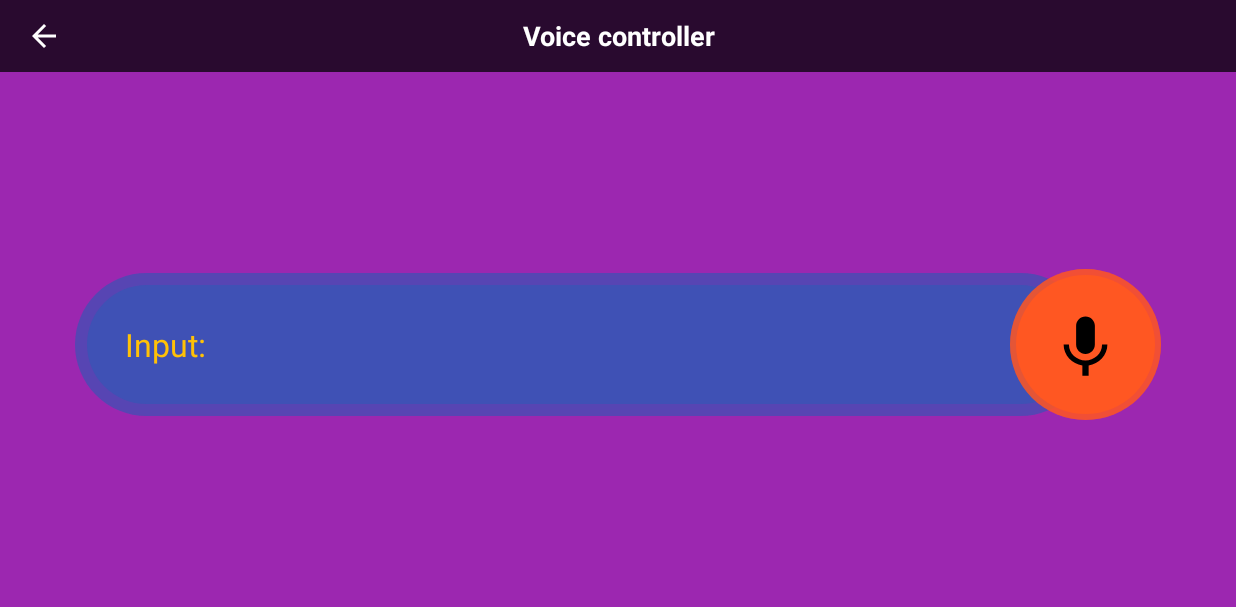
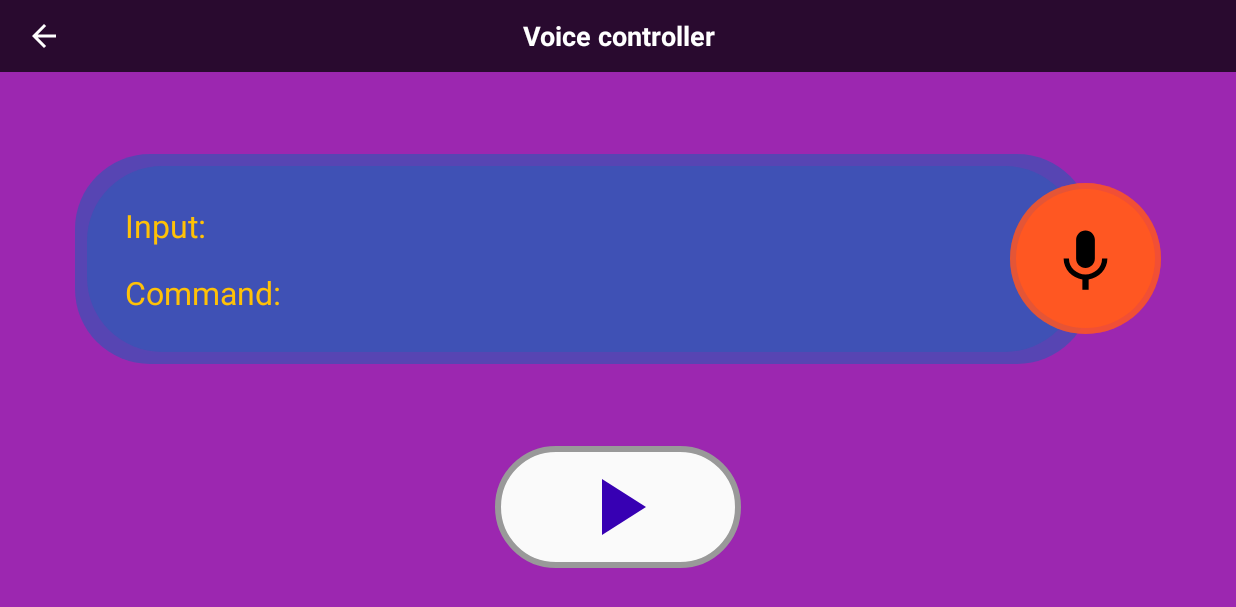
Before and after one commit to duy07t1k23cht/robo-control, an Android app: the VoiceControlActivity screen opened directly, with no data from a screen before it, on a phone screen of 824 x 412 dp (held sideways). Shown: the top 607 px of the screen. Run offline under Robolectric (Android 15) with nearby library versions, the phone set to English and light mode, and no system bars.

Commit message:
send message by voice

```diff
--- a/app/src/main/java/com/example/robocontrol/ui/voicecontrol/VoiceControlActivity.java
+++ b/app/src/main/java/com/example/robocontrol/ui/voicecontrol/VoiceControlActivity.java
@@ -7,6 +7,7 @@ import android.os.Bundle;
 import android.speech.RecognizerIntent;
 import android.view.View;
 import android.widget.CompoundButton;
+import android.widget.ImageButton;
 import android.widget.ImageView;
 import android.widget.TextView;
 import android.widget.ToggleButton;
@@ -26,7 +27,8 @@ public class VoiceControlActivity extends BaseActivity<VoiceControlPresenter> im
 
     private ImageView ivBack, ivListen, ivRms;
     private ToggleButton toggleSpeak;
-    private TextView tvInput;
+    private ImageButton btnExecuteCommand;
+    private TextView tvInput, tvCommand;
 
     @Override
     protected int getLayoutID() {
@@ -44,13 +46,16 @@ public class VoiceControlActivity extends BaseActivity<VoiceControlPresenter> im
         ivListen = findViewById(R.id.iv_listen);
         ivRms = findViewById(R.id.iv_rms);
         toggleSpeak = findViewById(R.id.toggle_speak);
+        btnExecuteCommand = findViewById(R.id.btn_execute_command);
         tvInput = findViewById(R.id.tv_input);
+        tvCommand = findViewById(R.id.tv_command);
     }
 
     @Override
     public void implementClickListener() {
         ivBack.setOnClickListener(this);
         toggleSpeak.setOnCheckedChangeListener(this);
+        btnExecuteCommand.setOnClickListener(this);
     }
 
     @Override
@@ -76,23 +81,6 @@ public class VoiceControlActivity extends BaseActivity<VoiceControlPresenter> im
     }
 
     @Override
-    protected void onActivityResult(int requestCode, int resultCode, @Nullable Intent data) {
-        super.onActivityResult(requestCode, resultCode, data);
-
-        switch (requestCode) {
-            case VoiceControlContract.REQUEST_SPEECH_INPUT:
-                if (resultCode == RESULT_OK && data != null) {
-                    ArrayList<String> result = data.getStringArrayListExtra(RecognizerIntent.EXTRA_RESULTS);
-                    if (result != null)
-                        displaySpeechText(result.get(0));
-                    else
-                        displaySpeechText("Null result");
-                }
-                break;
-        }
-    }
-
-    @Override
     public void showMessage(String message) {
         toast(this, message);
     }
@@ -100,6 +88,11 @@ public class VoiceControlActivity extends BaseActivity<VoiceControlPresenter> im
     @Override
     public void displaySpeechText(String text) {
         tvInput.setText(text);
+    }
+
+    @Override
+    public void displayCommand(String command) {
+        tvCommand.setText(command);
     }
 
     @Override
@@ -150,6 +143,11 @@ public class VoiceControlActivity extends BaseActivity<VoiceControlPresenter> im
             case R.id.iv_listen:
                 checkRecordPermission();
                 break;
+
+            // Button execute command
+            case R.id.btn_execute_command:
+                mPresenter.executeCommand();
+                break;
         }
     }
 
--- a/app/src/main/java/com/example/robocontrol/ui/voicecontrol/VoiceControlContract.java
+++ b/app/src/main/java/com/example/robocontrol/ui/voicecontrol/VoiceControlContract.java
@@ -11,7 +11,6 @@ import com.example.robocontrol.base.BaseView;
 public class VoiceControlContract {
 
     public final static int REQUEST_RECORD_PERMISSION = 123;
-    public final static int REQUEST_SPEECH_INPUT = 124;
 
     interface View extends BaseView {
         void checkRecordPermission();
@@ -19,6 +18,8 @@ public class VoiceControlContract {
         void showMessage(String message);
 
         void displaySpeechText(String text);
+
+        void displayCommand(String command);
 
         void toggleListening(boolean isListening);
 
@@ -35,5 +36,7 @@ public class VoiceControlContract {
 
         void releaseSpeechRecognizer();
 
+        void executeCommand();
+
     }
 }
--- a/app/src/main/java/com/example/robocontrol/utils/ViewUtils.java
+++ b/app/src/main/java/com/example/robocontrol/utils/ViewUtils.java
@@ -21,7 +21,8 @@ public class ViewUtils {
     }
 
     public static void toast(Context context, String message) {
-        Toast.makeText(context, message, Toast.LENGTH_SHORT).show();
+        if (message != null && !message.isEmpty())
+            Toast.makeText(context, message, Toast.LENGTH_SHORT).show();
     }
 
     public static void toast(Context context, @StringRes int stringResID) {
--- /dev/null
+++ b/app/src/main/res/drawable/ic_execute.xml
@@ -0,0 +1,10 @@
+<vector xmlns:android="http://schemas.android.com/apk/res/android"
+    android:width="64dp"
+    android:height="64dp"
+    android:viewportWidth="24"
+    android:viewportHeight="24"
+    android:tint="?attr/colorControlNormal">
+  <path
+      android:fillColor="@android:color/white"
+      android:pathData="M8,5v14l11,-7z"/>
+</vector>
--- a/app/src/main/res/layout/activity_voice_control.xml
+++ b/app/src/main/res/layout/activity_voice_control.xml
@@ -6,7 +6,7 @@
     android:layout_height="match_parent"
     android:background="#9C27B0"
     android:orientation="vertical"
-    tools:context=".ui.bluetooth.BluetoothActivity">
+    tools:context=".ui.voicecontrol.VoiceControlActivity">
 
     <RelativeLayout
         android:layout_width="match_parent"
@@ -35,9 +35,17 @@
             android:textStyle="bold" />
     </RelativeLayout>
 
+    <LinearLayout
+        android:layout_width="match_parent"
+        android:layout_height="match_parent"
+        android:layout_gravity="center"
+        android:gravity="center"
+        android:orientation="vertical">
+
         <FrameLayout
             android:layout_width="match_parent"
-        android:layout_height="match_parent">
+            android:layout_height="0dp"
+            android:layout_weight="1">
 
             <LinearLayout
                 android:layout_width="match_parent"
@@ -78,14 +86,14 @@
                     android:layout_height="wrap_content"
                     android:layout_margin="@dimen/_4dp"
                     android:orientation="horizontal"
-                android:padding="@dimen/_4dp"
-                android:visibility="gone">
+                    android:padding="@dimen/_4dp">
 
                     <TextView
+                        android:id="@+id/tv_command"
                         android:layout_width="wrap_content"
                         android:layout_height="wrap_content"
                         android:layout_marginEnd="@dimen/_8dp"
-                    android:text="@string/input"
+                        android:text="@string/command"
                         android:textColor="#FFC107"
                         android:textSize="21sp" />
 
@@ -153,4 +161,19 @@
 
         </FrameLayout>
 
+        <ImageButton
+            android:id="@+id/btn_execute_command"
+            android:layout_width="wrap_content"
+            android:layout_height="wrap_content"
+            android:layout_marginBottom="@dimen/_32dp"
+            android:background="@drawable/button_background_border"
+            android:paddingStart="@dimen/_48dp"
+            android:paddingTop="@dimen/_8dp"
+            android:paddingEnd="@dimen/_48dp"
+            android:paddingBottom="@dimen/_8dp"
+            android:src="@drawable/ic_execute"
+            android:tint="@color/colorPrimaryDark" />
+
     </LinearLayout>
+
+</LinearLayout>
--- a/app/src/main/res/values/strings.xml
+++ b/app/src/main/res/values/strings.xml
@@ -5,4 +5,5 @@
     <string name="paired_devices">Paired devices</string>
     <string name="voice_control">Voice controller</string>
     <string name="input">Input:</string>
+    <string name="command">Command:</string>
 </resources>
```
Also changed, not shown: app/src/main/java/com/example/robocontrol/ui/main/MainPresenter.java (+21 -10 lines), app/src/main/java/com/example/robocontrol/ui/voicecontrol/VoiceControlPresenter.java (+16 -9 lines), app/src/main/java/com/example/robocontrol/utils/BluetoothUtils.java (+7 -1 lines), app/src/main/java/com/example/robocontrol/utils/CommandUtils.java (added, +66 -0 lines). Lines whose indentation alone changed are shown as unchanged.
